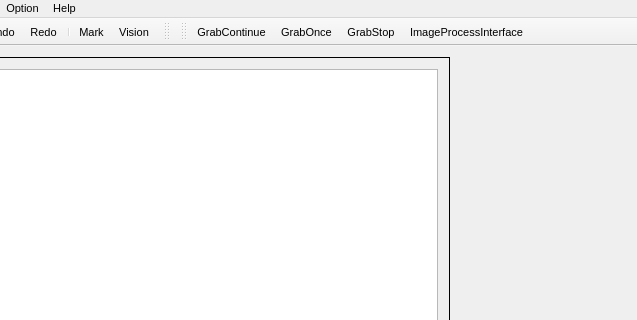
Old version of the form QT_Mark/QT_Mark.ui in the repository philoasd/QT_Mark_test; both pictures show x 263 to 900 and y 0 to 320 of the 900 by 690 pixel window.
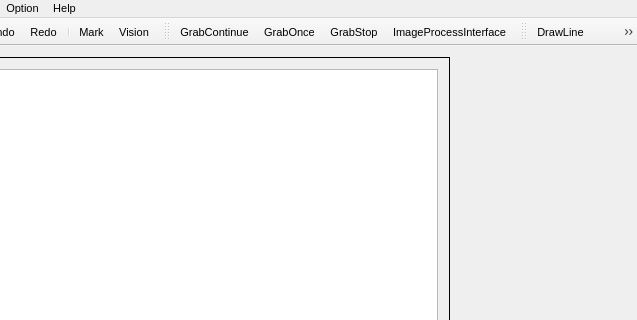
New version of the form. The open tabs and pages were chosen to show the change. Icons and pictures are not drawn.

```diff
--- a/QT_Mark/QT_Mark.ui
+++ b/QT_Mark/QT_Mark.ui
@@ -174,26 +174,6 @@
    <addaction name="actionMark"/>
    <addaction name="actionVision"/>
   </widget>
-  <widget class="QToolBar" name="toolBar_Shape">
-   <property name="focusPolicy">
-    <enum>Qt::NoFocus</enum>
-   </property>
-   <property name="windowTitle">
-    <string>toolBar_Shape</string>
-   </property>
-   <property name="layoutDirection">
-    <enum>Qt::LeftToRight</enum>
-   </property>
-   <property name="allowedAreas">
-    <set>Qt::AllToolBarAreas</set>
-   </property>
-   <attribute name="toolBarArea">
-    <enum>TopToolBarArea</enum>
-   </attribute>
-   <attribute name="toolBarBreak">
-    <bool>false</bool>
-   </attribute>
-  </widget>
   <widget class="QStatusBar" name="statusBar">
    <property name="font">
     <font>
@@ -219,6 +199,22 @@
    <addaction name="actionGrabStop"/>
    <addaction name="actionImageProcessInterface"/>
   </widget>
+  <widget class="QToolBar" name="toolBar_Shape">
+   <property name="windowTitle">
+    <string>toolBar_2</string>
+   </property>
+   <attribute name="toolBarArea">
+    <enum>TopToolBarArea</enum>
+   </attribute>
+   <attribute name="toolBarBreak">
+    <bool>false</bool>
+   </attribute>
+   <addaction name="actionDrawLine"/>
+   <addaction name="actionDrawCircle"/>
+   <addaction name="actionDrawEllipse"/>
+   <addaction name="actionDrawCurve"/>
+   <addaction name="actionDrawPolygon"/>
+  </widget>
   <action name="actionNew">
    <property name="text">
     <string>New</string>
@@ -376,6 +372,66 @@
     <string>Open the image process interface</string>
    </property>
   </action>
+  <action name="actionDrawLine">
+   <property name="icon">
+    <iconset resource="QT_Mark.qrc">
+     <normaloff>:/draw/icon/line.png</normaloff>:/draw/icon/line.png</iconset>
+   </property>
+   <property name="text">
+    <string>DrawLine</string>
+   </property>
+   <property name="toolTip">
+    <string>Draw a line</string>
+   </property>
+  </action>
+  <action name="actionDrawCircle">
+   <property name="icon">
+    <iconset resource="QT_Mark.qrc">
+     <normaloff>:/draw/icon/circle.png</normaloff>:/draw/icon/circle.png</iconset>
+   </property>
+   <property name="text">
+    <string>DrawCircle</string>
+   </property>
+   <property name="toolTip">
+    <string>Draw a circle</string>
+   </property>
+  </action>
+  <action name="actionDrawEllipse">
+   <property name="icon">
+    <iconset resource="QT_Mark.qrc">
+     <normaloff>:/draw/icon/ellipse.png</normaloff>:/draw/icon/ellipse.png</iconset>
+   </property>
+   <property name="text">
+    <string>DrawEllipse</string>
+   </property>
+   <property name="toolTip">
+    <string>Draw a ellipse</string>
+   </property>
+  </action>
+  <action name="actionDrawCurve">
+   <property name="icon">
+    <iconset resource="QT_Mark.qrc">
+     <normaloff>:/draw/icon/curve.png</normaloff>:/draw/icon/curve.png</iconset>
+   </property>
+   <property name="text">
+    <string>DrawCurve</string>
+   </property>
+   <property name="toolTip">
+    <string>Draw a curve</string>
+   </property>
+  </action>
+  <action name="actionDrawPolygon">
+   <property name="icon">
+    <iconset resource="QT_Mark.qrc">
+     <normaloff>:/draw/icon/polygon.png</normaloff>:/draw/icon/polygon.png</iconset>
+   </property>
+   <property name="text">
+    <string>DrawPolygon</string>
+   </property>
+   <property name="toolTip">
+    <string>Draw a polygon</string>
+   </property>
+  </action>
  </widget>
  <layoutdefault spacing="6" margin="11"/>
  <resources>
```
Left out of the diff: 2 changed lines with no effect on the pictures.
